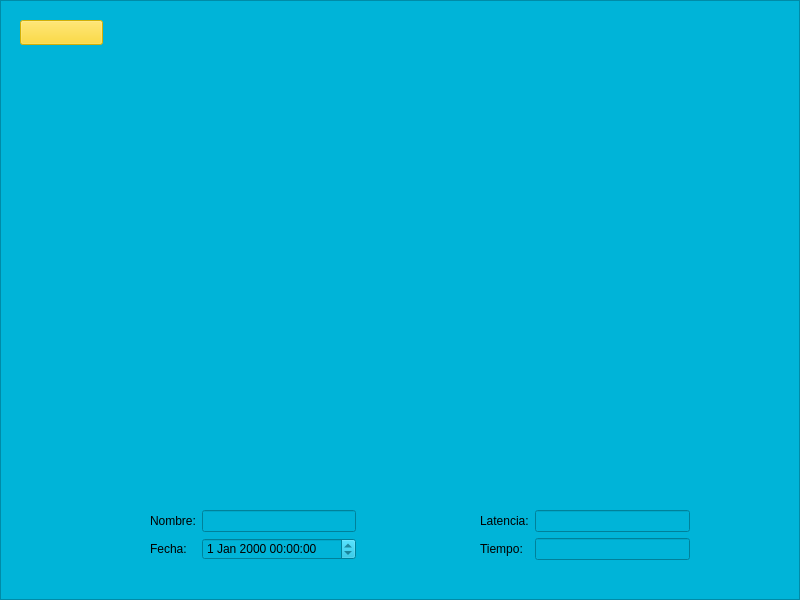
Above: LatencyTester/startscreen.ui from guille31794/latency_tester before the change. Below: the same form after it.
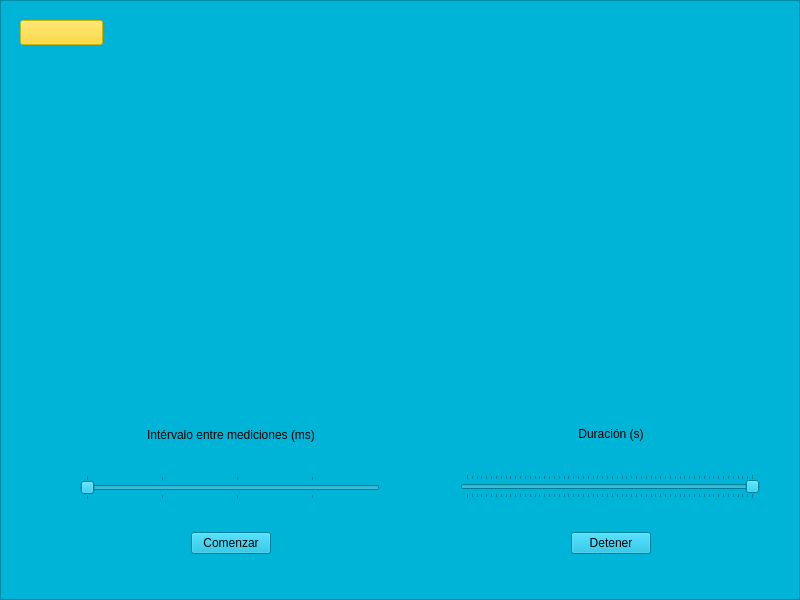
That is the form after the change.

Commit message: Comenzada pantalla de mediciones

Diff of the .ui file:
```diff
--- a/LatencyTester/startscreen.ui
+++ b/LatencyTester/startscreen.ui
@@ -683,12 +683,224 @@
      </layout>
     </widget>
    </widget>
+   <widget class="QFrame" name="startMeasureFrame">
+    <property name="geometry">
+     <rect>
+      <x>0</x>
+      <y>0</y>
+      <width>800</width>
+      <height>600</height>
+     </rect>
+    </property>
+    <property name="sizePolicy">
+     <sizepolicy hsizetype="Fixed" vsizetype="Fixed">
+      <horstretch>0</horstretch>
+      <verstretch>0</verstretch>
+     </sizepolicy>
+    </property>
+    <property name="minimumSize">
+     <size>
+      <width>800</width>
+      <height>600</height>
+     </size>
+    </property>
+    <property name="maximumSize">
+     <size>
+      <width>800</width>
+      <height>600</height>
+     </size>
+    </property>
+    <property name="frameShape">
+     <enum>QFrame::StyledPanel</enum>
+    </property>
+    <property name="frameShadow">
+     <enum>QFrame::Raised</enum>
+    </property>
+    <widget class="QWidget" name="verticalLayoutWidget_4">
+     <property name="geometry">
+      <rect>
+       <x>80</x>
+       <y>400</y>
+       <width>302</width>
+       <height>181</height>
+      </rect>
+     </property>
+     <layout class="QVBoxLayout" name="startMeasureVerticalLayoutLeft">
+      <item>
+       <widget class="QLabel" name="timeFactorLabel">
+        <property name="sizePolicy">
+         <sizepolicy hsizetype="Preferred" vsizetype="Fixed">
+          <horstretch>0</horstretch>
+          <verstretch>0</verstretch>
+         </sizepolicy>
+        </property>
+        <property name="minimumSize">
+         <size>
+          <width>209</width>
+          <height>17</height>
+         </size>
+        </property>
+        <property name="text">
+         <string>Intérvalo entre mediciones (ms)</string>
+        </property>
+        <property name="alignment">
+         <set>Qt::AlignCenter</set>
+        </property>
+        <property name="textInteractionFlags">
+         <set>Qt::LinksAccessibleByMouse</set>
+        </property>
+       </widget>
+      </item>
+      <item>
+       <widget class="QSlider" name="TimeFactorSlider">
+        <property name="minimumSize">
+         <size>
+          <width>300</width>
+          <height>0</height>
+         </size>
+        </property>
+        <property name="maximumSize">
+         <size>
+          <width>300</width>
+          <height>16777215</height>
+         </size>
+        </property>
+        <property name="minimum">
+         <number>100</number>
+        </property>
+        <property name="maximum">
+         <number>2000</number>
+        </property>
+        <property name="orientation">
+         <enum>Qt::Horizontal</enum>
+        </property>
+        <property name="tickPosition">
+         <enum>QSlider::TicksBothSides</enum>
+        </property>
+        <property name="tickInterval">
+         <number>500</number>
+        </property>
+       </widget>
+      </item>
+      <item alignment="Qt::AlignHCenter">
+       <widget class="QPushButton" name="startMeasureButton">
+        <property name="sizePolicy">
+         <sizepolicy hsizetype="Fixed" vsizetype="Fixed">
+          <horstretch>0</horstretch>
+          <verstretch>0</verstretch>
+         </sizepolicy>
+        </property>
+        <property name="text">
+         <string>Comenzar</string>
+        </property>
+       </widget>
+      </item>
+     </layout>
+    </widget>
+    <widget class="QWidget" name="verticalLayoutWidget_5">
+     <property name="geometry">
+      <rect>
+       <x>460</x>
+       <y>400</y>
+       <width>302</width>
+       <height>181</height>
+      </rect>
+     </property>
+     <layout class="QVBoxLayout" name="startMeasureVerticalLayoutRight">
+      <item alignment="Qt::AlignHCenter">
+       <widget class="QLabel" name="DurationLabel">
+        <property name="sizePolicy">
+         <sizepolicy hsizetype="Fixed" vsizetype="Fixed">
+          <horstretch>0</horstretch>
+          <verstretch>0</verstretch>
+         </sizepolicy>
+        </property>
+        <property name="baseSize">
+         <size>
+          <width>0</width>
+          <height>0</height>
+         </size>
+        </property>
+        <property name="text">
+         <string>Duración (s)</string>
+        </property>
+        <property name="alignment">
+         <set>Qt::AlignCenter</set>
+        </property>
+       </widget>
+      </item>
+      <item>
+       <widget class="QSlider" name="DurationSlider">
+        <property name="sizePolicy">
+         <sizepolicy hsizetype="Fixed" vsizetype="Fixed">
+          <horstretch>0</horstretch>
+          <verstretch>0</verstretch>
+         </sizepolicy>
+        </property>
+        <property name="minimumSize">
+         <size>
+          <width>300</width>
+          <height>0</height>
+         </size>
+        </property>
+        <property name="maximumSize">
+         <size>
+          <width>300</width>
+          <height>16777215</height>
+         </size>
+        </property>
+        <property name="layoutDirection">
+         <enum>Qt::LeftToRight</enum>
+        </property>
+        <property name="minimum">
+         <number>10</number>
+        </property>
+        <property name="maximum">
+         <number>600</number>
+        </property>
+        <property name="pageStep">
+         <number>5</number>
+        </property>
+        <property name="value">
+         <number>10</number>
+        </property>
+        <property name="sliderPosition">
+         <number>10</number>
+        </property>
+        <property name="orientation">
+         <enum>Qt::Horizontal</enum>
+        </property>
+        <property name="invertedAppearance">
+         <bool>true</bool>
+        </property>
+        <property name="invertedControls">
+         <bool>false</bool>
+        </property>
+        <property name="tickPosition">
+         <enum>QSlider::TicksBothSides</enum>
+        </property>
+        <property name="tickInterval">
+         <number>10</number>
+        </property>
+       </widget>
+      </item>
+      <item alignment="Qt::AlignHCenter">
+       <widget class="QPushButton" name="stopMeasureButton">
+        <property name="text">
+         <string>Detener</string>
+        </property>
+       </widget>
+      </item>
+     </layout>
+    </widget>
+   </widget>
    <zorder>generalInfoFrame</zorder>
    <zorder>helpFrame</zorder>
    <zorder>registryFrame</zorder>
    <zorder>startFrame</zorder>
    <zorder>settingsFrame</zorder>
    <zorder>registryDisplayerFrame</zorder>
+   <zorder>startMeasureFrame</zorder>
    <zorder>backButton</zorder>
   </widget>
  </widget>
```
The commit also changes 2 other files.
